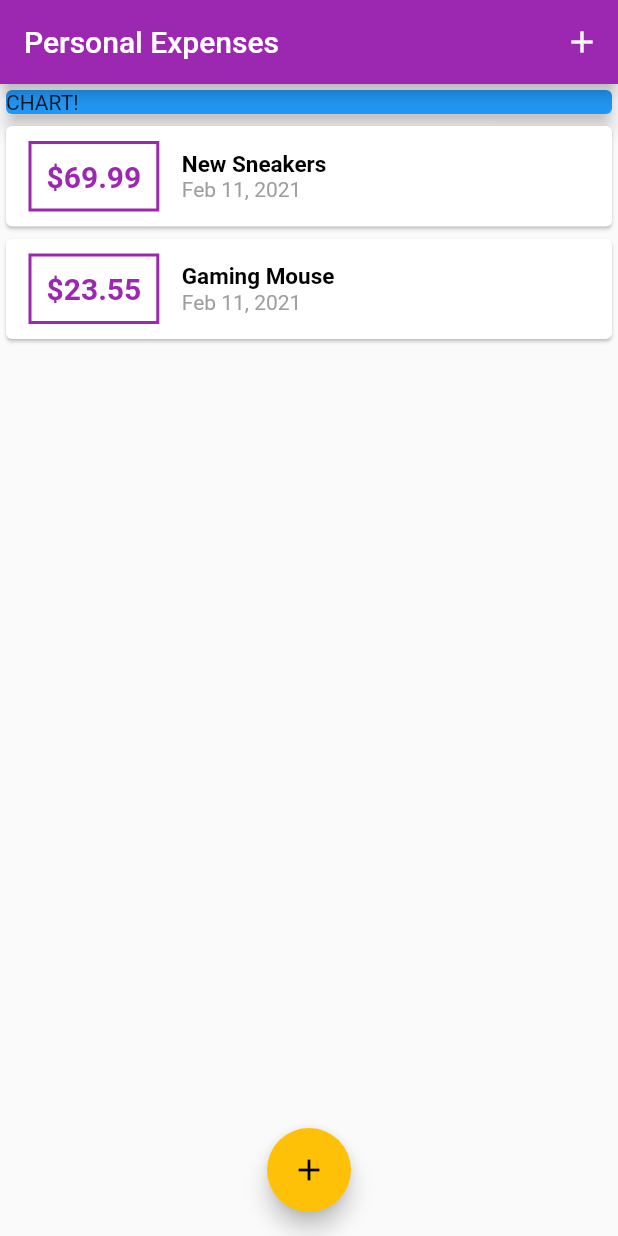
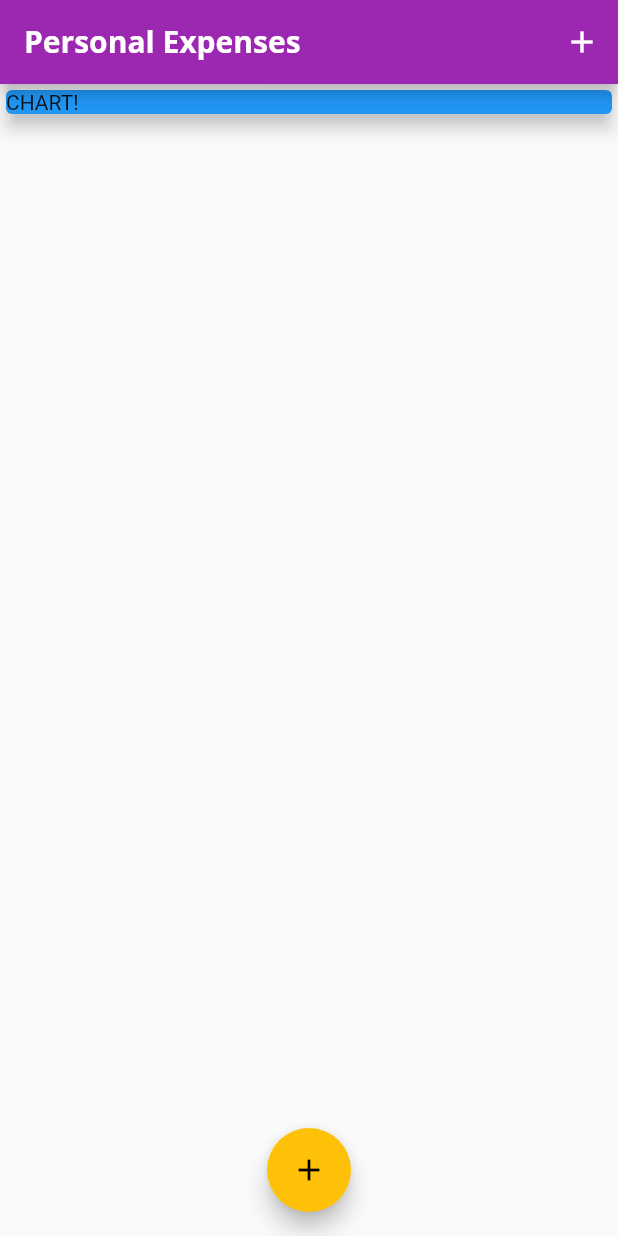
Before and after one commit to ShemBrooklyne/Expense-Tracker-App, a Flutter app: the screen it shows after launch, on a phone screen of 412 x 824 dp. Run offline on Flutter 3.47's test engine with Material 2 defaults, Android fonts, the phone set to English and light mode, and no system bars.

Commit message:
App themeing*

```diff
--- a/lib/main.dart
+++ b/lib/main.dart
@@ -14,6 +14,25 @@ class MyApp extends StatelessWidget {
       theme: ThemeData(
         primarySwatch: Colors.purple,
         accentColor: Colors.amber,
+        fontFamily: 'Quicksand',
+        textTheme: ThemeData.light().textTheme.copyWith(
+          // ignore: deprecated_member_use
+          title: TextStyle(
+            fontFamily: 'Opensans',
+            fontSize: 18,
+            fontWeight: FontWeight.bold,
+          ),
+        ),
+        appBarTheme: AppBarTheme(
+        textTheme: ThemeData.light().textTheme.copyWith(
+          // ignore: deprecated_member_use
+          title: TextStyle(
+            fontFamily: 'Opensans',
+            fontSize: 20,
+            fontWeight: FontWeight.bold,
+          ),
+        ),
+        ),
       ),
       home: MyHomePage(),
     );
@@ -29,18 +48,18 @@ class MyHomePage extends StatefulWidget {
 
 class _MyHomePageState extends State<MyHomePage> {
   final List<Transaction> _userTransactions = [
-    Transaction(
-      id: 't1',
-      title: 'New Sneakers',
-      amount: 69.99,
-      date: DateTime.now(),
-    ),
-    Transaction(
-      id: 't2',
-      title: 'Gaming Mouse',
-      amount: 23.55,
-      date: DateTime.now(),
-    ),
+    // Transaction(
+    //   id: 't1',
+    //   title: 'New Sneakers',
+    //   amount: 69.99,
+    //   date: DateTime.now(),
+    // ),
+    // Transaction(
+    //   id: 't2',
+    //   title: 'Gaming Mouse',
+    //   amount: 23.55,
+    //   date: DateTime.now(),
+    // ),
   ];
 
   void _addNewTransaction(String mTitle, double mAmount) {
--- a/lib/widgets/transaction_list.dart
+++ b/lib/widgets/transaction_list.dart
@@ -42,11 +42,8 @@ class TransactionList extends StatelessWidget {
                   children: <Widget>[
                     Text(
                       transactions[index].title,
-                      style: TextStyle(
-                        fontWeight: FontWeight.bold,
-                        fontSize: 15,
-                        color: Colors.black,
-                      ),
+                      // ignore: deprecated_member_use
+                      style: Theme.of(context).textTheme.title,
                     ),
                     Text(
                       DateFormat.yMMMd().format(transactions[index].date),
```
Also changed, not shown: pubspec.yaml (+12 -11 lines), assets/fonts/OpenSans-Bold.ttf (added), assets/fonts/OpenSans-Regular.ttf (added), assets/fonts/Quicksand-Bold.ttf (added), assets/fonts/Quicksand-Light.ttf (added), assets/fonts/Quicksand-Medium.ttf (added), assets/fonts/Quicksand-Regular.ttf (added).
